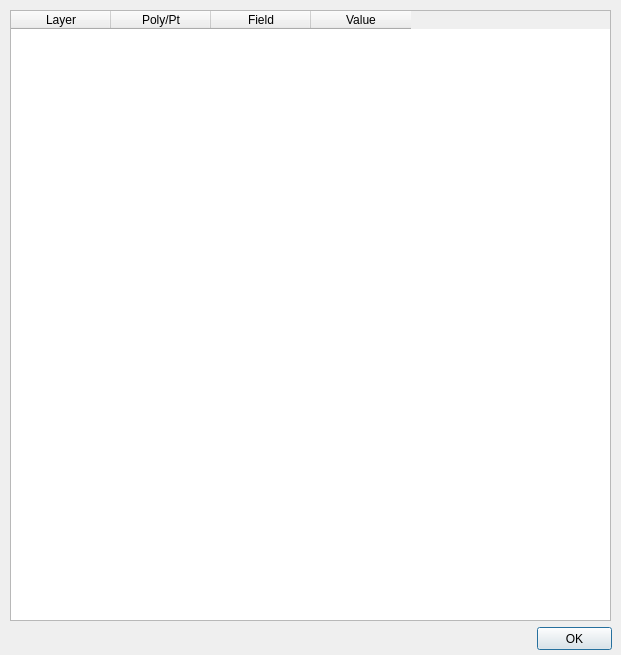
Before: the Qt Designer form ELVIS_info2.ui in csiro-chris-m/marine_values, drawn with Qt 5.
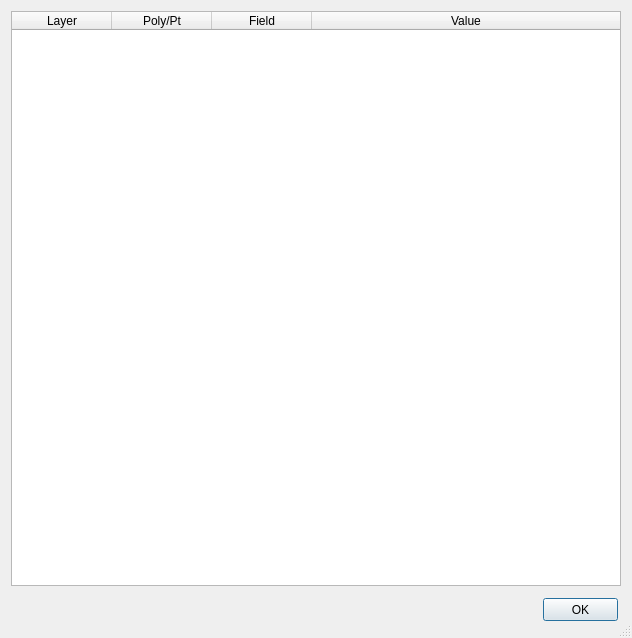
After: the same form once the commit is applied.

Commit message: Cleaned up all application windows

```diff
--- a/ELVIS_info2.ui
+++ b/ELVIS_info2.ui
@@ -6,22 +6,24 @@
    <rect>
     <x>0</x>
     <y>0</y>
-    <width>621</width>
-    <height>655</height>
+    <width>632</width>
+    <height>638</height>
    </rect>
   </property>
   <property name="windowTitle">
    <string>Dialog</string>
   </property>
+  <property name="sizeGripEnabled">
+   <bool>true</bool>
+  </property>
+  <layout class="QGridLayout" name="gridLayout_2">
+   <item row="0" column="0">
+    <layout class="QGridLayout" name="gridLayout">
+     <item row="0" column="0">
   <widget class="QTableWidget" name="tableWidget">
-   <property name="geometry">
-    <rect>
-     <x>10</x>
-     <y>10</y>
-     <width>601</width>
-     <height>611</height>
-    </rect>
-   </property>
+       <attribute name="horizontalHeaderStretchLastSection">
+        <bool>true</bool>
+       </attribute>
    <column>
     <property name="text">
      <string>Layer</string>
@@ -43,11 +45,65 @@
     </property>
    </column>
   </widget>
+     </item>
+    </layout>
+   </item>
+   <item row="1" column="0">
+    <layout class="QGridLayout" name="gridLayout_3">
+     <item row="0" column="0">
+      <widget class="QGroupBox" name="groupBox">
+       <property name="minimumSize">
+        <size>
+         <width>0</width>
+         <height>35</height>
+        </size>
+       </property>
+       <property name="styleSheet">
+        <string notr="true">QGroupBox {border: 0px}</string>
+       </property>
+       <property name="title">
+        <string/>
+       </property>
+       <widget class="QLabel" name="labelCoord">
+        <property name="geometry">
+         <rect>
+          <x>10</x>
+          <y>10</y>
+          <width>501</width>
+          <height>16</height>
+         </rect>
+        </property>
+        <property name="text">
+         <string/>
+        </property>
+       </widget>
+      </widget>
+     </item>
+     <item row="0" column="1">
+      <widget class="QGroupBox" name="groupBox_2">
+       <property name="minimumSize">
+        <size>
+         <width>80</width>
+         <height>0</height>
+        </size>
+       </property>
+       <property name="maximumSize">
+        <size>
+         <width>80</width>
+         <height>16777215</height>
+        </size>
+       </property>
+       <property name="styleSheet">
+        <string notr="true">QGroupBox {border: 0px}</string>
+       </property>
+       <property name="title">
+        <string/>
+       </property>
   <widget class="QPushButton" name="butCloseInfo2">
    <property name="geometry">
     <rect>
-     <x>537</x>
-     <y>627</y>
+          <x>2</x>
+          <y>6</y>
      <width>75</width>
      <height>23</height>
     </rect>
@@ -56,19 +112,11 @@
     <string>OK</string>
    </property>
   </widget>
-  <widget class="QLabel" name="labelCoord">
-   <property name="geometry">
-    <rect>
-     <x>10</x>
-     <y>628</y>
-     <width>301</width>
-     <height>16</height>
-    </rect>
-   </property>
-   <property name="text">
-    <string/>
-   </property>
-  </widget>
+      </widget>
+     </item>
+    </layout>
+   </item>
+  </layout>
  </widget>
  <resources/>
  <connections/>
```
Lines whose indentation alone changed are shown as unchanged. The commit also changes 4 other files.
